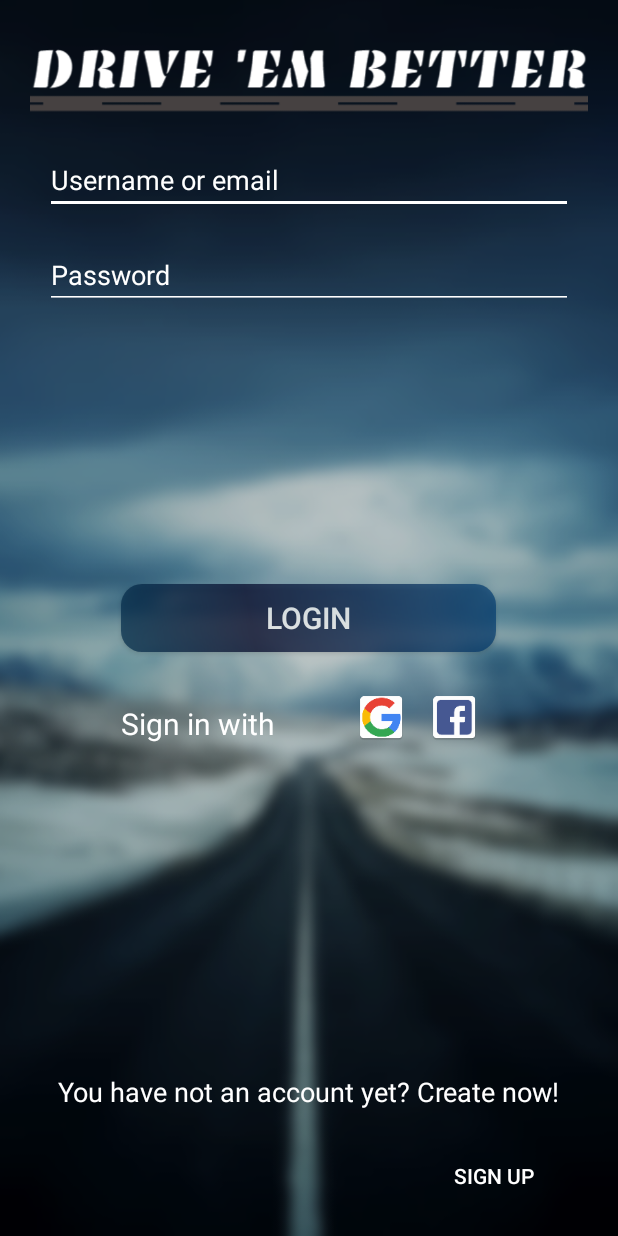
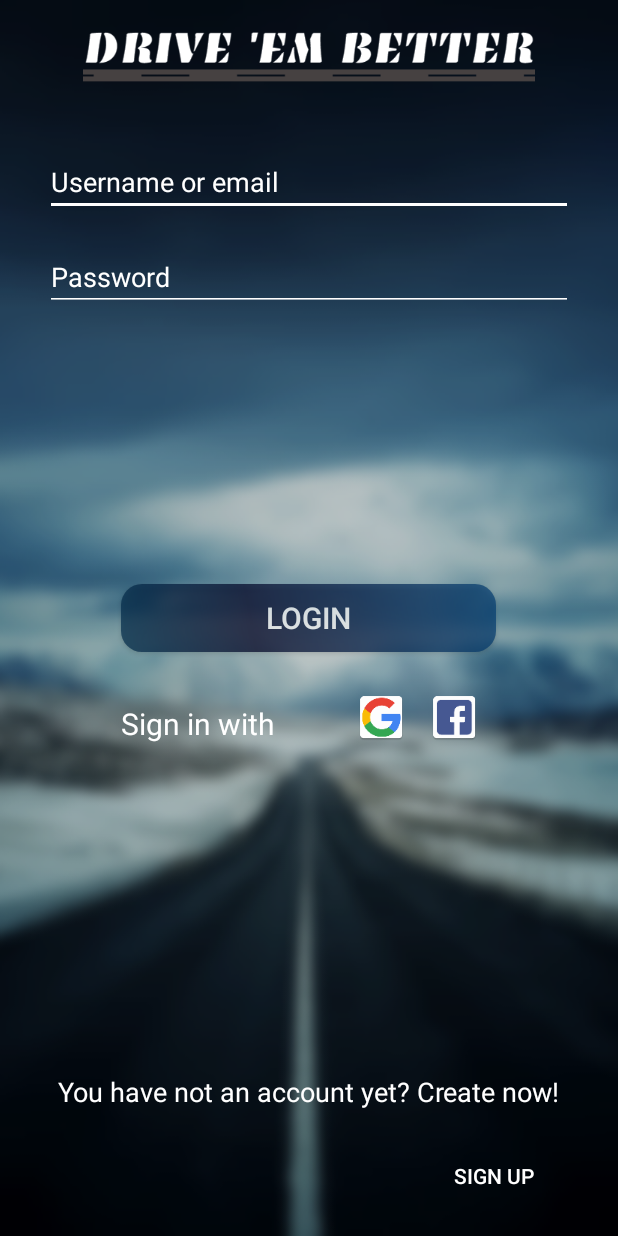
Before and after one commit to alfredo-milani/DriveemBetter, an Android app: the screen it shows after launch (MainActivity), after a tap on "LOGIN", on a phone screen of 412 x 824 dp. Run offline under Robolectric (Android 15) with nearby library versions, the phone set to English and light mode, and no system bars; our stand-ins replace Firebase (no records; nobody signed in at launch, a user with empty details on screens opened directly).

Commit message:
Update classi Authentication.Google, Authentication.Provider, Authentication.Facebook.

```diff
--- a/app/src/main/AndroidManifest.xml
+++ b/app/src/main/AndroidManifest.xml
@@ -10,7 +10,7 @@
         android:supportsRtl="true"
         android:theme="@style/AppTheme">
         <activity
-            android:name=".MainActivity"
+            android:name=".boundary.MainActivity"
             android:label="@string/app_name"
             android:theme="@style/AppTheme.NoActionBar">
             <intent-filter>
--- a/app/src/main/java/com/driveembetter/proevolutionsoftware/driveembetter/authentication/Authentication.java
+++ b/app/src/main/java/com/driveembetter/proevolutionsoftware/driveembetter/authentication/Authentication.java
@@ -1,6 +1,8 @@
 package com.driveembetter.proevolutionsoftware.driveembetter.authentication;
 
 import android.content.Context;
+import android.os.Handler;
+import android.os.Message;
 import android.support.annotation.NonNull;
 import android.util.Log;
 import android.widget.Toast;
@@ -15,11 +17,12 @@ import com.google.firebase.auth.FirebaseUser;
  * Created by alfredo on 11/08/17.
  */
 
-public abstract class Authentication {
+public abstract class Authentication implements TypeMessages {
 
     private static String TAG = "Authentication";
 
     protected Context mContext;
+    protected final Handler mHandler;
 
     // variables for authentication with Firebase platoform
     protected FirebaseAuth mAuth;
@@ -28,7 +31,8 @@ public abstract class Authentication {
 
     protected boolean signIn = false;
 
-    public Authentication(Context context) {
+    public Authentication(Context context, Handler handler) {
+        this.mHandler = handler;
         this.mContext = context;
         this.mAuth = FirebaseAuth.getInstance();
         this.mAuthListener = new FirebaseAuth.AuthStateListener() {
@@ -42,13 +46,15 @@ public abstract class Authentication {
 
                     sendVerificationEmail();
 
-                    // TODO: notifica alla UI il cambiamento di stato con un Handler
+                    Message msg = mHandler.obtainMessage(USER_LOGIN);
+                    mHandler.sendMessage(msg);
                 } else {
                     // User is signed out
                     Log.d(TAG, "onAuthStateChanged:signed_out");
                     Toast.makeText(mContext, "Signed out", Toast.LENGTH_SHORT).show();
 
-                    // TODO: notifica alla UI il cambiamento di stato con un Handler
+                    Message msg = mHandler.obtainMessage(USER_LOGOUT);
+                    mHandler.sendMessage(msg);
                 }
             }
         };
--- a/app/src/main/java/com/driveembetter/proevolutionsoftware/driveembetter/authentication/AuthenticationProviderCreator.java
+++ b/app/src/main/java/com/driveembetter/proevolutionsoftware/driveembetter/authentication/AuthenticationProviderCreator.java
@@ -1,6 +1,7 @@
 package com.driveembetter.proevolutionsoftware.driveembetter.authentication;
 
 import android.content.Context;
+import android.os.Handler;
 import android.util.Log;
 
 /**
@@ -51,22 +52,22 @@ public class AuthenticationProviderCreator {
     }
     */
 
-    public static Authentication getSingletonAuthenticationProvider(int provider, Context mContext) {
+    public static Authentication getSingletonAuthenticationProvider(int provider, Context mContext, Handler handler) {
         if (singletonAuthenticationProvider == null) {
             switch (provider) {
                 // Firebase provider
                 case 1:
-                    singletonAuthenticationProvider = new Provider(mContext);
+                    singletonAuthenticationProvider = new Provider(mContext, handler);
                 break;
 
                 // Google provider
                 case 2:
-                    singletonAuthenticationProvider = new Google(mContext);
+                    singletonAuthenticationProvider = new Google(mContext, handler);
                     break;
 
                 // Facebook provider
                 case 3:
-                    Log.d(TAG, "Not yet implemented");
+                    singletonAuthenticationProvider = new Facebook(mContext, handler);
                     break;
             }
         }
--- a/app/src/main/java/com/driveembetter/proevolutionsoftware/driveembetter/authentication/Facebook.java
+++ b/app/src/main/java/com/driveembetter/proevolutionsoftware/driveembetter/authentication/Facebook.java
@@ -1,6 +1,7 @@
 package com.driveembetter.proevolutionsoftware.driveembetter.authentication;
 
 import android.content.Context;
+import android.os.Handler;
 
 /**
  * Created by alfredo on 14/08/17.
@@ -8,8 +9,8 @@ import android.content.Context;
 
 class Facebook extends Authentication {
 
-    public Facebook(Context context) {
-        super(context);
+    public Facebook(Context context, Handler handler) {
+        super(context, handler);
     }
 
     @Override
--- a/app/src/main/java/com/driveembetter/proevolutionsoftware/driveembetter/authentication/Google.java
+++ b/app/src/main/java/com/driveembetter/proevolutionsoftware/driveembetter/authentication/Google.java
@@ -1,6 +1,7 @@
 package com.driveembetter.proevolutionsoftware.driveembetter.authentication;
 
 import android.content.Context;
+import android.os.Handler;
 import android.util.Log;
 
 /**
@@ -11,8 +12,8 @@ class Google extends Authentication {
 
     private static final String TAG = "Google";
 
-    Google(Context context) {
-        super(context);
+    Google(Context context, Handler handler) {
+        super(context, handler);
         Log.d(TAG, "Instantiated Google class");
     }
 
--- a/app/src/main/java/com/driveembetter/proevolutionsoftware/driveembetter/authentication/Provider.java
+++ b/app/src/main/java/com/driveembetter/proevolutionsoftware/driveembetter/authentication/Provider.java
@@ -2,12 +2,15 @@ package com.driveembetter.proevolutionsoftware.driveembetter.authentication;
 
 import android.app.Activity;
 import android.content.Context;
+import android.os.Handler;
+import android.os.Message;
 import android.support.annotation.NonNull;
 import android.util.Log;
 
 import com.google.android.gms.tasks.OnCompleteListener;
 import com.google.android.gms.tasks.Task;
 import com.google.firebase.auth.AuthResult;
+import com.google.firebase.auth.FirebaseAuthUserCollisionException;
 
 /**
  * Created by alfredo on 11/08/17.
@@ -17,8 +20,8 @@ class Provider extends Authentication {
 
     private static final String TAG = "Provider";
 
-    Provider(Context context) {
-        super(context);
+    Provider(Context context, Handler handler) {
+        super(context, handler);
         Log.d(TAG, "Instantiated Provider class");
     }
 
@@ -49,6 +52,10 @@ class Provider extends Authentication {
 
                         if (!task.isSuccessful()) {
                             Log.w(TAG, "createUserWithEmailAndPassword:failed", task.getException());
+                            if (task.getException() instanceof FirebaseAuthUserCollisionException) {
+                                Message msg = mHandler.obtainMessage(USER_ALREADY_EXIST);
+                                mHandler.sendMessage(msg);
+                            }
                         }
                     }
                 });
--- /dev/null
+++ b/app/src/main/java/com/driveembetter/proevolutionsoftware/driveembetter/authentication/TypeMessages.java
@@ -0,0 +1,11 @@
+package com.driveembetter.proevolutionsoftware.driveembetter.authentication;
+
+/**
+ * Created by alfredo on 14/08/17.
+ */
+
+public interface TypeMessages {
+    int USER_LOGIN = 1;
+    int USER_LOGOUT = 2;
+    int USER_ALREADY_EXIST = 3;
+}
--- a/app/src/main/java/com/driveembetter/proevolutionsoftware/driveembetter/MainActivity.java
+++ b/app/src/main/java/com/driveembetter/proevolutionsoftware/driveembetter/boundary/MainActivity.java
@@ -1,28 +1,75 @@
-package com.driveembetter.proevolutionsoftware.driveembetter;
+package com.driveembetter.proevolutionsoftware.driveembetter.boundary;
 
 import android.os.Bundle;
+import android.os.Handler;
+import android.os.Looper;
+import android.os.Message;
 import android.support.design.widget.NavigationView;
 import android.support.v4.view.GravityCompat;
 import android.support.v4.widget.DrawerLayout;
 import android.support.v7.app.AppCompatActivity;
+import android.util.Log;
 import android.view.Menu;
 import android.view.MenuItem;
 import android.view.View;
 import android.widget.Button;
+import android.widget.ProgressBar;
+import android.widget.Toast;
 
+import com.driveembetter.proevolutionsoftware.driveembetter.R;
 import com.driveembetter.proevolutionsoftware.driveembetter.authentication.Authentication;
 import com.driveembetter.proevolutionsoftware.driveembetter.authentication.AuthenticationProviderCreator;
+import com.driveembetter.proevolutionsoftware.driveembetter.authentication.TypeMessages;
+import com.driveembetter.proevolutionsoftware.driveembetter.entity.User;
 
 
 public class MainActivity extends AppCompatActivity
-        implements NavigationView.OnNavigationItemSelectedListener {
+        implements NavigationView.OnNavigationItemSelectedListener, TypeMessages {
 
     private final static String TAG = "MainActivity";
 
     private Authentication Provider;
+    private User user;
 
     private Button signin;
     private Button signout;
+    private ProgressBar progressBar;
+
+    // Defines a Handler object that's attached to the UI thread
+    private final Handler mHandler = new Handler(Looper.getMainLooper()) {
+        /*
+         * handleMessage() defines the operations to perform when
+         * the Handler receives a new Message to process.
+         */
+        @Override
+        public void handleMessage(Message msg) {
+            super.handleMessage(msg);
+            switch (msg.what) {
+                case USER_LOGIN:
+                    user = Provider.getUserInformation();
+                    Log.d(TAG, "handleMessage:login");
+                    if (user == null) {
+                        Log.e(TAG, "handleMessage:error");
+                        break;
+                    }
+                    Toast.makeText(MainActivity.this, "Signed in as: " + user.getEmail(), Toast.LENGTH_SHORT).show();
+                    break;
+
+                case USER_LOGOUT:
+                    Log.d(TAG, "handleMessage:logout");
+                    Toast.makeText(MainActivity.this, "Signing out", Toast.LENGTH_SHORT).show();
+                    break;
+
+                case USER_ALREADY_EXIST:
+                    Log.d(TAG, "handleMessage:user_already_exist");
+                    Toast.makeText(MainActivity.this, "User already exist. Try with another email address", Toast.LENGTH_SHORT).show();
+                    break;
+
+                default:
+                    Log.e(TAG, "handleMessage:error");
+            }
+        }
+    };
 
     @Override
     protected void onCreate(Bundle savedInstanceState) {
@@ -45,19 +92,20 @@ public class MainActivity extends AppCompatActivity
 
 
         this.Provider = AuthenticationProviderCreator
-                .getSingletonAuthenticationProvider(1, MainActivity.this);
+                .getSingletonAuthenticationProvider(1, MainActivity.this, this.mHandler);
 
 
         signin = (Button) findViewById(R.id.signin_button);
         signout = (Button) findViewById(R.id.google_button);
+        progressBar = (ProgressBar) findViewById(R.id.progressBar);
 
 
         signin.setOnClickListener(new View.OnClickListener() {
             @Override
             public void onClick(View view) {
-                // progressBar.setVisibility(View.VISIBLE);
-                Provider.signUp("multidio88@gmail.com", "diocanino");
-                // progressBar.setVisibility(View.INVISIBLE);
+                progressBar.setVisibility(View.VISIBLE);
+                Provider.signUp("multidio@gmail.com", "diocanino");
+                progressBar.setVisibility(View.GONE);
             }
         });
 
--- a/app/src/main/res/layout/app_bar_main.xml
+++ b/app/src/main/res/layout/app_bar_main.xml
@@ -4,7 +4,7 @@
     xmlns:tools="http://schemas.android.com/tools"
     android:layout_width="match_parent"
     android:layout_height="match_parent"
-    tools:context="com.driveembetter.proevolutionsoftware.driveembetter.MainActivity">
+    tools:context="com.driveembetter.proevolutionsoftware.driveembetter.boundary.MainActivity">
 
     <LinearLayout
         android:layout_width="match_parent"
--- a/app/src/main/res/layout/content_main.xml
+++ b/app/src/main/res/layout/content_main.xml
@@ -5,14 +5,14 @@
     android:layout_width="match_parent"
     android:layout_height="match_parent"
     app:layout_behavior="@string/appbar_scrolling_view_behavior"
-    tools:context="com.driveembetter.proevolutionsoftware.driveembetter.MainActivity"
+    tools:context="com.driveembetter.proevolutionsoftware.driveembetter.boundary.MainActivity"
     tools:showIn="@layout/app_bar_main">
 
 
     <RelativeLayout
         android:layout_width="0dp"
         android:layout_height="0dp"
-        android:background="@drawable/road3"
+        android:background="@drawable/sign_in"
         app:layout_constraintBottom_toBottomOf="parent"
         app:layout_constraintHorizontal_bias="0.0"
         app:layout_constraintLeft_toLeftOf="parent"
--- a/app/src/main/res/layout/login_layout.xml
+++ b/app/src/main/res/layout/login_layout.xml
@@ -9,7 +9,7 @@
     <RelativeLayout
         android:layout_width="0dp"
         android:layout_height="0dp"
-        android:background="@drawable/road3"
+        android:background="@drawable/sign_in"
         app:layout_constraintBottom_toBottomOf="parent"
         app:layout_constraintHorizontal_bias="1.0"
         app:layout_constraintLeft_toLeftOf="parent"
@@ -25,10 +25,12 @@
             android:id="@+id/imageView7"
             android:layout_width="wrap_content"
             android:layout_height="wrap_content"
+            android:layout_marginTop="21dp"
+            app:srcCompat="@drawable/drivem_bett_white"
+            android:layout_marginLeft="20dp"
+            android:layout_marginRight="20dp"
             android:layout_alignParentTop="true"
-            android:layout_margin="20dp"
-            android:layout_marginTop="48dp"
-            app:srcCompat="@drawable/drivem_bett_white" />
+            android:layout_centerHorizontal="true" />
 
         <EditText
             android:id="@+id/editText6"
@@ -126,10 +128,19 @@
             android:id="@+id/facebook_button"
             android:layout_width="35dp"
             android:layout_height="35dp"
-            android:background="@mipmap/facebook_icon"
             android:layout_alignBaseline="@+id/textView7"
             android:layout_alignBottom="@+id/textView7"
-            android:layout_alignStart="@+id/signup" />
+            android:layout_alignStart="@+id/signup"
+            android:background="@mipmap/facebook_icon" />
+
+        <ProgressBar
+            android:id="@+id/progressBar"
+            android:layout_width="wrap_content"
+            android:layout_height="wrap_content"
+            android:layout_centerHorizontal="true"
+            android:layout_centerVertical="true"
+            android:visibility="gone"
+            tools:visibility="visible" />
 
     </RelativeLayout>
 </android.support.constraint.ConstraintLayout>
```
Also changed, not shown: app/src/main/res/drawable-ldpi/sign_in.png (renamed from app/src/main/res/drawable/road3.png), app/src/main/res/drawable-mdpi/sign_up.png (added), app/src/main/res/drawable-xhdpi/drivem_bett_white.png (renamed from app/src/main/res/drawable/drivem_bett_white.png), app/src/main/res/drawable/drivem_bett_black.png (deleted), app/src/main/sign_in_background-web.png (added), 2 other files.
